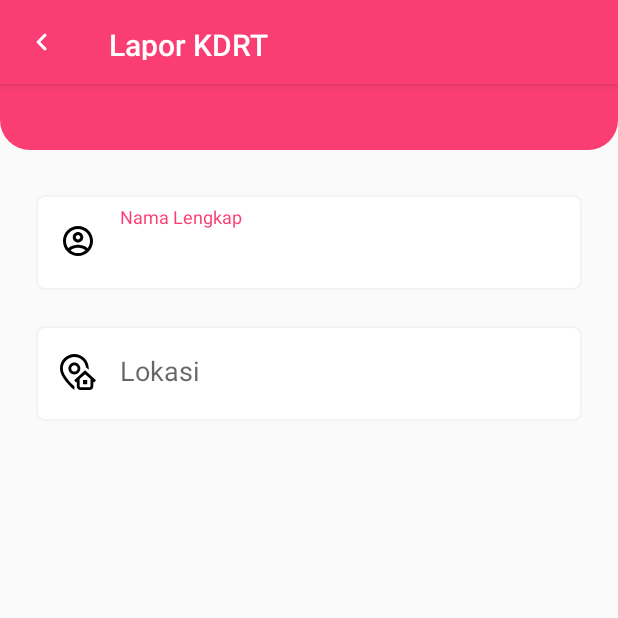
After one commit to dqbigd/Equal-app, an Android app: the LaporActivity screen opened directly, with no data from a screen before it, on a phone screen of 412 x 824 dp, the top half of it. The commit adds this screen. Run offline under Robolectric (Android 15) with nearby library versions, the phone set to English and light mode, and no system bars.

```diff
--- a/app/src/main/AndroidManifest.xml
+++ b/app/src/main/AndroidManifest.xml
@@ -11,7 +11,9 @@
         android:roundIcon="@mipmap/ic_launcher_round"
         android:supportsRtl="true"
         android:theme="@style/AppTheme">
-        <activity android:name=".SignUpActivity"></activity>
+        <activity android:name=".DetailArticleActivity"></activity>
+        <activity android:name=".LaporActivity" />
+        <activity android:name=".SignUpActivity" />
         <activity android:name=".LoginActivity" />
         <activity android:name=".SplashScreenActivity">
             <intent-filter>
--- /dev/null
+++ b/app/src/main/java/com/example/equal/LaporActivity.java
@@ -0,0 +1,34 @@
+package com.example.equal;
+
+import androidx.appcompat.app.AppCompatActivity;
+
+import android.os.Bundle;
+import android.view.View;
+import android.widget.EditText;
+import android.widget.ImageButton;
+
+public class LaporActivity extends AppCompatActivity {
+    ImageButton imgBackButton;
+    EditText txtNama, txtLokasi;
+
+    @Override
+    protected void onCreate(Bundle savedInstanceState) {
+        super.onCreate(savedInstanceState);
+        setContentView(R.layout.activity_lapor);
+
+        imgBackButton = findViewById(R.id.imgBackButton);
+        txtNama = findViewById(R.id.txtNama);
+        txtLokasi = findViewById(R.id.txtAlamat);
+
+        Preferences preferences = new Preferences(this);
+
+        txtNama.setText(preferences.getName());
+
+        imgBackButton.setOnClickListener(new View.OnClickListener() {
+            @Override
+            public void onClick(View view) {
+                finish();
+            }
+        });
+    }
+}
--- a/app/src/main/java/com/example/equal/Preferences.java
+++ b/app/src/main/java/com/example/equal/Preferences.java
@@ -14,11 +14,11 @@ public class Preferences  {
 
     private final SharedPreferences preference;
 
-    Preferences(Context context){
+    public Preferences(Context context){
         preference = context.getSharedPreferences(PREFS_NAME, Context.MODE_PRIVATE);
     }
 
-    public void setLoggedIn(boolean status, int id){
+    public void setLoggedIn(boolean status, Integer id){
         SharedPreferences.Editor editor = preference.edit();
         editor.putInt(ID, id);
         editor.putBoolean(LOGGED_IN, status);
--- /dev/null
+++ b/app/src/main/res/drawable/ic_address.xml
@@ -0,0 +1,9 @@
+<vector xmlns:android="http://schemas.android.com/apk/res/android"
+    android:width="24dp"
+    android:height="24dp"
+    android:viewportWidth="512"
+    android:viewportHeight="512">
+  <path
+      android:fillColor="#FF000000"
+      android:pathData="m204.5,459.605v51.855l-12.539,-10.129c-1.938,-1.566 -48.035,-38.992 -94.781,-92.66 -64.484,-74.035 -97.18,-140.492 -97.18,-197.52v-5.652c0,-112.762 91.738,-204.5 204.5,-204.5s204.5,91.738 204.5,204.5v5.652c0,4.789 -0.254,9.652 -0.715,14.574l-39.992,-36.484c-8.191,-83.156 -78.52,-148.34 -163.793,-148.34 -90.758,0 -164.598,73.84 -164.598,164.598v5.652c0,96.367 124.164,213.027 164.598,248.453zM327.199,430.945h59.852v-59.852h-59.852zM204.5,120.707c46.754,0 84.793,38.039 84.793,84.793s-38.039,84.793 -84.793,84.793 -84.793,-38.039 -84.793,-84.793 38.039,-84.793 84.793,-84.793zM204.5,160.609c-24.754,0 -44.891,20.137 -44.891,44.891 0,24.75 20.137,44.891 44.891,44.891 24.75,0 44.891,-20.141 44.891,-44.891 0,-24.754 -20.141,-44.891 -44.891,-44.891zM485.109,403.832 L473.891,393.598v64.059c0,29.828 -24.27,54.094 -54.098,54.094h-126.332c-29.828,0 -54.098,-24.266 -54.098,-54.094v-64.059l-11.219,10.234 -26.891,-29.477 155.371,-141.746 155.375,141.746zM433.988,357.195 L356.625,286.621 279.266,357.195v100.457c0,7.828 6.367,14.195 14.195,14.195h126.332c7.828,0 14.195,-6.367 14.195,-14.195zM433.988,357.195"/>
+</vector>
--- /dev/null
+++ b/app/src/main/res/drawable/ic_keyboard_arrow_left_24px.xml
@@ -0,0 +1,9 @@
+<vector xmlns:android="http://schemas.android.com/apk/res/android"
+    android:width="24dp"
+    android:height="24dp"
+    android:viewportWidth="24"
+    android:viewportHeight="24">
+  <path
+      android:fillColor="#FFFFFF"
+      android:pathData="M14.71,15.88L10.83,12l3.88,-3.88c0.39,-0.39 0.39,-1.02 0,-1.41 -0.39,-0.39 -1.02,-0.39 -1.41,0L8.71,11.3c-0.39,0.39 -0.39,1.02 0,1.41l4.59,4.59c0.39,0.39 1.02,0.39 1.41,0 0.38,-0.39 0.39,-1.03 0,-1.42z"/>
+</vector>
--- /dev/null
+++ b/app/src/main/res/layout/activity_lapor.xml
@@ -0,0 +1,116 @@
+<?xml version="1.0" encoding="utf-8"?>
+<FrameLayout xmlns:android="http://schemas.android.com/apk/res/android"
+    xmlns:app="http://schemas.android.com/apk/res-auto"
+    xmlns:tools="http://schemas.android.com/tools"
+    android:layout_width="match_parent"
+    android:layout_height="match_parent"
+    tools:context=".LaporActivity">
+
+    <LinearLayout
+        android:layout_width="match_parent"
+        android:layout_height="100dp"
+        android:background="@drawable/square_pink_no_radius_top"
+        android:orientation="vertical"
+        app:layout_constraintTop_toTopOf="parent"
+        android:gravity="center">
+
+    </LinearLayout>
+
+    <LinearLayout
+        android:layout_width="match_parent"
+        android:layout_height="wrap_content"
+        android:orientation="vertical">
+
+        <com.google.android.material.appbar.AppBarLayout
+            android:layout_width="match_parent"
+            android:layout_height="wrap_content">
+
+
+            <LinearLayout
+                android:layout_width="wrap_content"
+                android:layout_height="?actionBarSize">
+
+                <ImageButton
+                    android:id="@+id/imgBackButton"
+                    android:layout_width="wrap_content"
+                    android:layout_height="?actionBarSize"
+                    android:background="@color/colorPrimary"
+                    android:clickable="true"
+                    android:padding="16dp"
+                    android:src="@drawable/ic_keyboard_arrow_left_24px">
+
+                </ImageButton>
+
+                <TextView
+                    android:id="@+id/title"
+                    android:layout_width="wrap_content"
+                    android:layout_height="wrap_content"
+                    android:gravity="center"
+                    android:minHeight="?actionBarSize"
+                    android:padding="16dp"
+                    android:textColor="@android:color/white"
+                    android:text="@string/lapor_kdrt"
+                    android:textAppearance="@style/TextAppearance.Widget.AppCompat.Toolbar.Title" />
+
+
+            </LinearLayout>
+
+        </com.google.android.material.appbar.AppBarLayout>
+
+        <LinearLayout
+            android:layout_width="match_parent"
+            android:layout_height="wrap_content"
+            android:layout_marginTop="50dp"
+            android:orientation="vertical">
+
+            <com.google.android.material.textfield.TextInputLayout
+                android:layout_width="match_parent"
+                android:layout_height="wrap_content"
+                android:layout_marginStart="24dp"
+                android:layout_marginTop="24dp"
+                android:layout_marginEnd="24dp"
+                android:background="@drawable/input_bg"
+                android:padding="8dp">
+
+                <com.google.android.material.textfield.TextInputEditText
+                    android:id="@+id/txtNama"
+                    android:layout_width="match_parent"
+                    android:layout_height="wrap_content"
+                    android:background="@android:color/transparent"
+                    android:drawableStart="@drawable/ic_account_circle_24px"
+                    android:drawablePadding="16dp"
+                    android:hint="@string/nama_lengkap"
+                    android:paddingStart="8dp"
+                    android:paddingEnd="8dp"
+                    android:inputType="text"
+                    android:paddingBottom="12dp" />
+            </com.google.android.material.textfield.TextInputLayout>
+
+            <com.google.android.material.textfield.TextInputLayout
+                android:layout_width="match_parent"
+                android:layout_height="wrap_content"
+                android:layout_marginStart="24dp"
+                android:layout_marginTop="24dp"
+                android:layout_marginEnd="24dp"
+                android:background="@drawable/input_bg"
+                android:padding="8dp">
+
+                <com.google.android.material.textfield.TextInputEditText
+                    android:id="@+id/txtAlamat"
+                    android:layout_width="match_parent"
+                    android:layout_height="wrap_content"
+                    android:background="@android:color/transparent"
+                    android:drawableStart="@drawable/ic_address"
+                    android:drawablePadding="16dp"
+                    android:hint="@string/lokasi"
+                    android:paddingStart="8dp"
+                    android:paddingEnd="8dp"
+                    android:inputType="text"
+                    android:paddingBottom="12dp" />
+            </com.google.android.material.textfield.TextInputLayout>
+        </LinearLayout>
+
+    </LinearLayout>
+
+
+</FrameLayout>
--- a/app/src/main/res/layout/activity_login.xml
+++ b/app/src/main/res/layout/activity_login.xml
@@ -122,7 +122,7 @@
             android:layout_marginStart="24dp"
             android:layout_marginTop="24dp"
             android:layout_marginEnd="24dp"
-            android:background="@color/colorAccent"
+            android:background="@color/colorGreen"
             android:text="Daftar"
             android:textColor="@android:color/white"
             app:layout_constraintEnd_toEndOf="parent"
--- a/app/src/main/res/layout/activity_sign_up.xml
+++ b/app/src/main/res/layout/activity_sign_up.xml
@@ -112,7 +112,7 @@
             android:layout_marginStart="24dp"
             android:layout_marginTop="24dp"
             android:layout_marginEnd="24dp"
-            android:background="@color/colorAccent"
+            android:background="@color/colorGreen"
             android:text="Daftar"
             android:textColor="@android:color/white"
             app:layout_constraintEnd_toEndOf="parent"
--- a/app/src/main/res/layout/item_article.xml
+++ b/app/src/main/res/layout/item_article.xml
@@ -14,7 +14,7 @@
     <LinearLayout
         android:layout_width="230dp"
         android:layout_height="450dp"
-        android:padding="16dp"
+        android:padding="15dp"
         android:orientation="vertical"
         android:background="@color/colorGrayDark">
 
@@ -27,7 +27,7 @@
 
             <ImageView
                 android:id="@+id/imgArticle"
-                android:layout_width="match_parent"
+                android:layout_width="200dp"
                 android:layout_height="130dp"
                 android:src="@color/colorPrimary">
 
--- a/app/src/main/res/values/colors.xml
+++ b/app/src/main/res/values/colors.xml
@@ -2,8 +2,9 @@
 <resources>
     <color name="colorPrimary">#fa3e74</color>
     <color name="colorPrimaryDark">#fa3e74</color>
-    <color name="colorAccent">#30D158</color>
+    <color name="colorAccent">#fa3e74</color>
 
+    <color name="colorGreen">#30D158</color>
     <color name="colorGrayLight">#F2F2F7</color>
     <color name="colorGrayDark">#E5E5EA</color>
 </resources>
--- a/app/src/main/res/values/strings.xml
+++ b/app/src/main/res/values/strings.xml
@@ -3,4 +3,9 @@
 
     <!-- TODO: Remove or change this placeholder text -->
     <string name="hello_blank_fragment">Hello blank fragment</string>
+    <string name="nama_lengkap">Nama Lengkap</string>
+    <string name="lokasi">Lokasi</string>
+    <string name="lapor_kdrt">Lapor KDRT</string>
+    <string name="title">Title</string>
+    <string name="desc">Desc</string>
 </resources>
--- a/app/src/main/res/values/styles.xml
+++ b/app/src/main/res/values/styles.xml
@@ -8,4 +8,6 @@
         <item name="colorAccent">@color/colorAccent</item>
     </style>
 
+    <style name="AppTheme.AppBarOverlay" parent="ThemeOverlay.AppCompat.Dark.ActionBar" />
+
 </resources>
```
Also changed, not shown: app/src/main/java/com/example/equal/ArticleAdapter.java (+26 -2 lines), app/src/main/java/com/example/equal/DetailArticleActivity.java (added, +54 -0 lines), app/src/main/java/com/example/equal/Fragment/AccountFragment.java (+24 -6 lines), app/src/main/java/com/example/equal/Fragment/HomeFragment.java (+18 -3 lines), app/src/main/res/layout/activity_detail_article.xml (added, +84 -0 lines), app/src/main/res/layout/fragment_account.xml (+5 -3 lines), app/src/main/res/layout/fragment_home.xml (+8 -1 lines).
